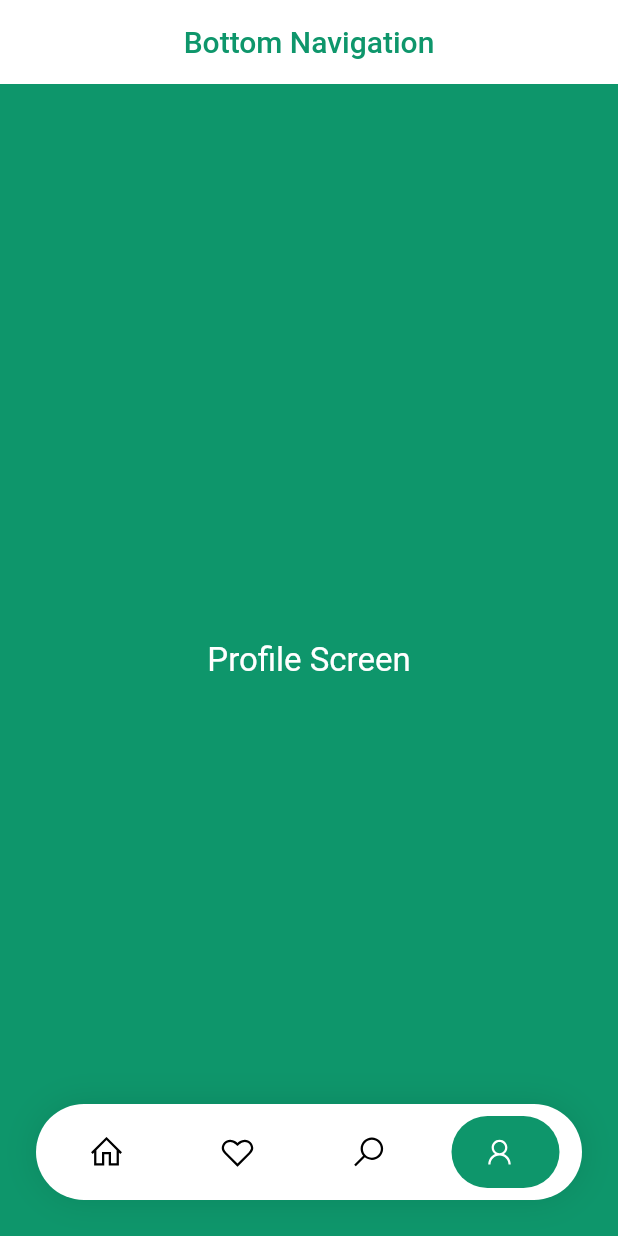
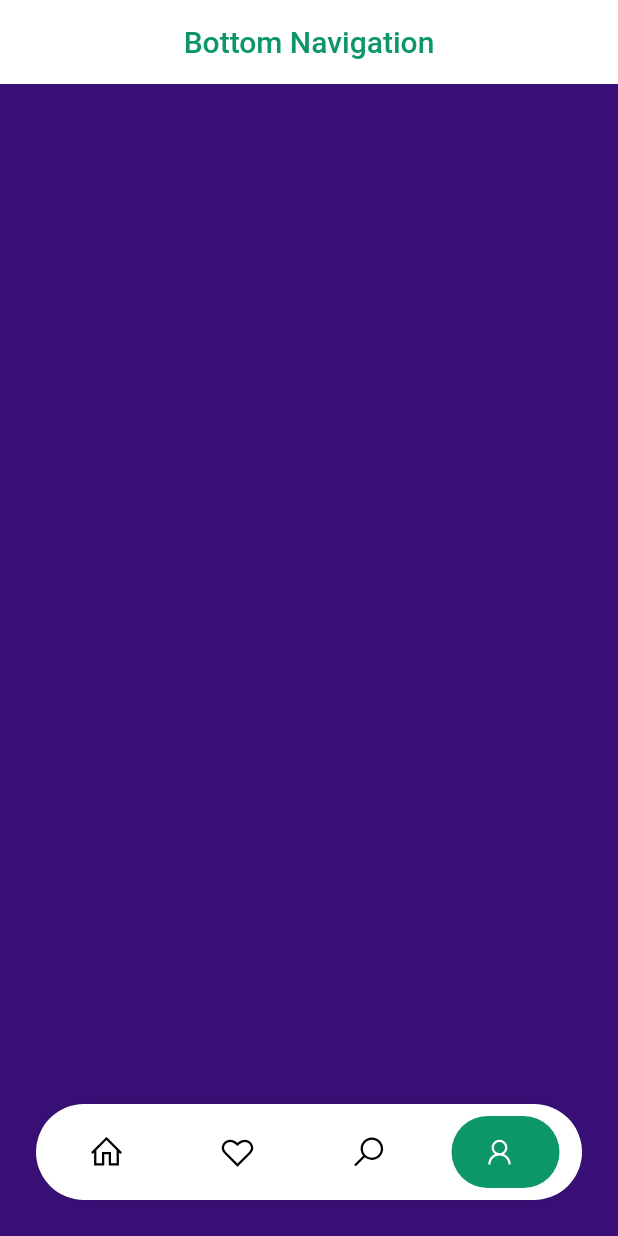
Before and after one commit to MrLincon/BottomNav, a Flutter app: the screen it shows after launch, item 4 of the bottom bar chosen, on a phone screen of 412 x 824 dp. Run offline on Flutter 3.47's test engine with Material 2 defaults, Android fonts, the phone set to English and light mode, and no system bars; drawn by our look-alikes of google_nav_bar; our stand-ins replace line_icons.

```diff
--- a/lib/bottomNav/profileScreen.dart
+++ b/lib/bottomNav/profileScreen.dart
@@ -1,24 +1,29 @@
 import 'package:flutter/material.dart';
 
 import '../color/myColors.dart';
+import '../post/post1.dart';
+import '../post/post2.dart';
+import '../post/post3.dart';
 
 class ProfileScreen extends StatelessWidget {
-  const ProfileScreen({Key? key}) : super(key: key);
+  ProfileScreen({Key? key}) : super(key: key);
+
+  final _controller = PageController();
 
   @override
   Widget build(BuildContext context) {
     return Scaffold(
       backgroundColor: MyColors.colorGreen,
-      body: Center(
-        child: Text(
-          "Profile Screen",
-          textAlign: TextAlign.center,
-          style: TextStyle(
-            color: MyColors.colorWhite,
-            fontSize: 22,
-          ),
-        ),
+      body: PageView(
+        controller: _controller,
+        scrollDirection: Axis.vertical,
+        children: [
+          Post1(),
+          Post2(),
+          Post3(),
+        ],
       ),
     );
   }
+
 }
--- a/lib/main.dart
+++ b/lib/main.dart
@@ -57,7 +57,7 @@ class _MyHomePageState extends State<MyHomePage> {
 
   static const TextStyle optionStyle =
   TextStyle(fontSize: 30, fontWeight: FontWeight.w600);
-  static const List<Widget> _widgetOptions = <Widget>[
+  static List<Widget> _widgetOptions = <Widget>[
     HomeScreen(),
     FavouriteScreen(),
     SearchScreen(),
--- /dev/null
+++ b/lib/post/post1.dart
@@ -0,0 +1,15 @@
+import 'package:flutter/material.dart';
+
+import '../color/myColors.dart';
+
+
+class Post1 extends StatelessWidget {
+  const Post1({Key? key}) : super(key: key);
+
+  @override
+  Widget build(BuildContext context) {
+    return const Scaffold(
+      backgroundColor: MyColors.colorPurple,
+    );
+  }
+}
```
Also changed, not shown: lib/post/post2.dart (added, +15 -0 lines), lib/post/post3.dart (added, +15 -0 lines).
